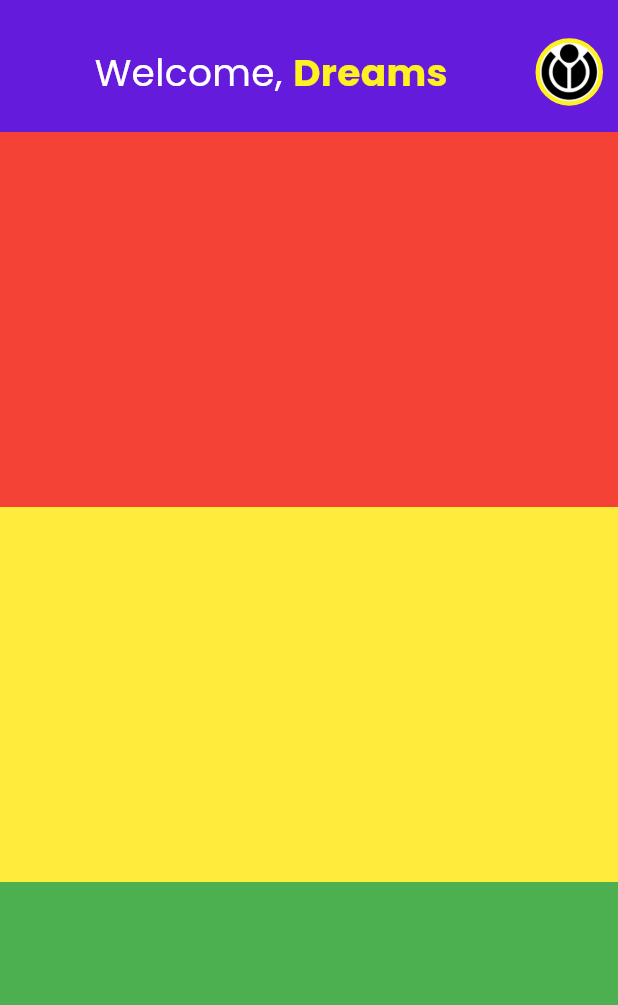
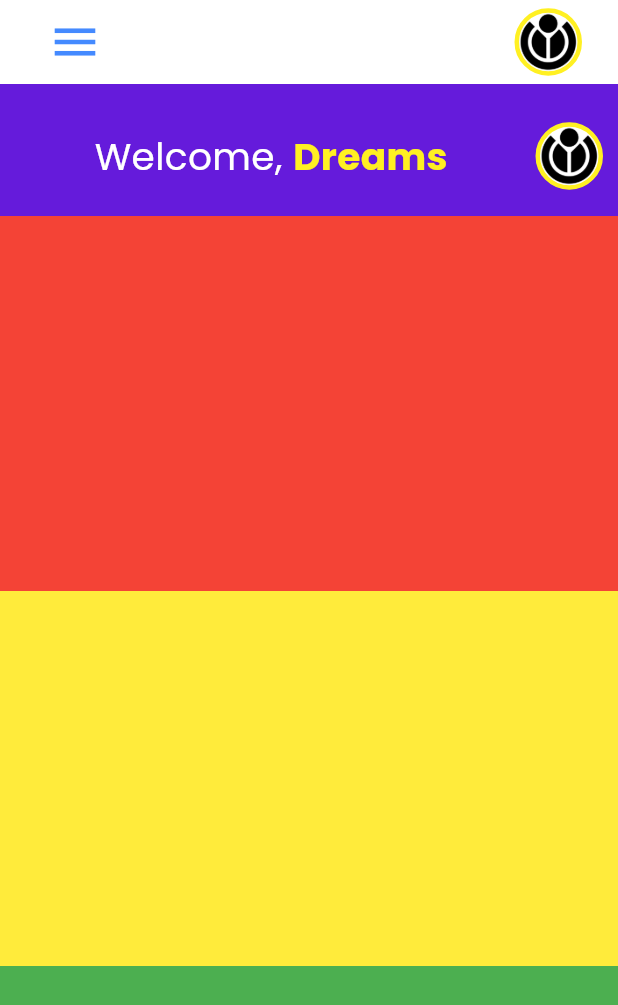
Before and after one commit to Suinan-debug/testingapp, a Flutter app: the screen it shows after launch, on a phone screen of 412 x 824 dp. Shown: the top 1005 px of the screen. Run offline on Flutter 3.47's test engine with Material 3 defaults, Android fonts, the phone set to English and light mode, and no system bars; our stand-ins replace font_awesome_flutter, google_fonts.

Commit message:
Updating Dashboard

```diff
--- a/lib/screen/dashboard.dart
+++ b/lib/screen/dashboard.dart
@@ -13,6 +13,49 @@ class DashboardtState extends State<Dashboard> {
   @override
   Widget build(BuildContext context) {
     return Scaffold(
+      appBar: AppBar(
+        backgroundColor: Colors.white,
+        elevation: 0,
+        leading: Padding(
+          padding: const EdgeInsets.only(left: 24.0),
+          child: IconButton(
+            icon: Icon(
+              Icons.menu,
+              color: Colors.blueAccent,
+              size: 36,
+            ),
+            onPressed: () {},
+          ),
+        ),
+        actions: [
+          Padding(
+            padding: const EdgeInsets.only(right: 24.0),
+            child: GestureDetector(
+              onTap: () {
+                Navigator.push(context,
+                    MaterialPageRoute(builder: (context) => MyWelcomeView()));
+              },
+              child: Container(
+                width: 45,
+                height: 45,
+                decoration: BoxDecoration(
+                  // color: Colors.white,
+                  borderRadius: BorderRadius.circular(50),
+                  border: Border.all(
+                    width: 3,
+                    color: Theme.of(context).primaryColor,
+                  ),
+
+                  image: DecorationImage(
+                    image: AssetImage("assets/images/logo2.png"),
+                    fit: BoxFit.cover,
+                  ),
+                ),
+              ),
+            ),
+          ),
+        ],
+      ),
       body: ListView(
         children: [
           Container(
```
